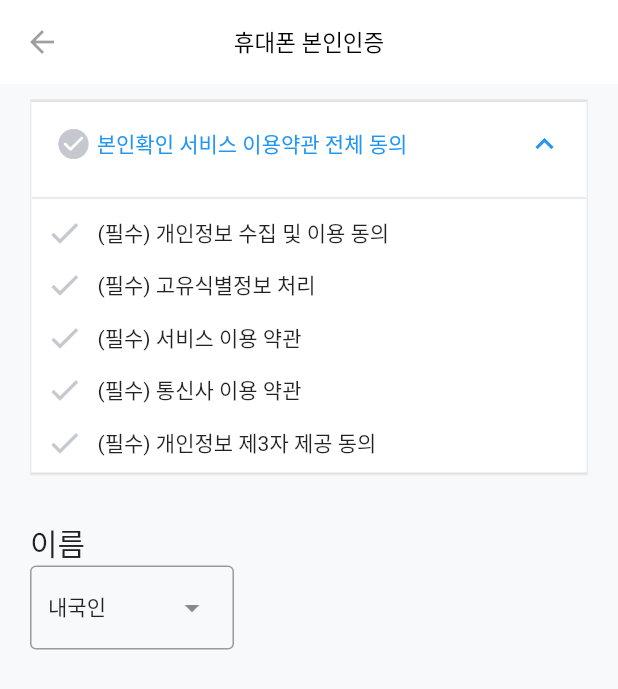
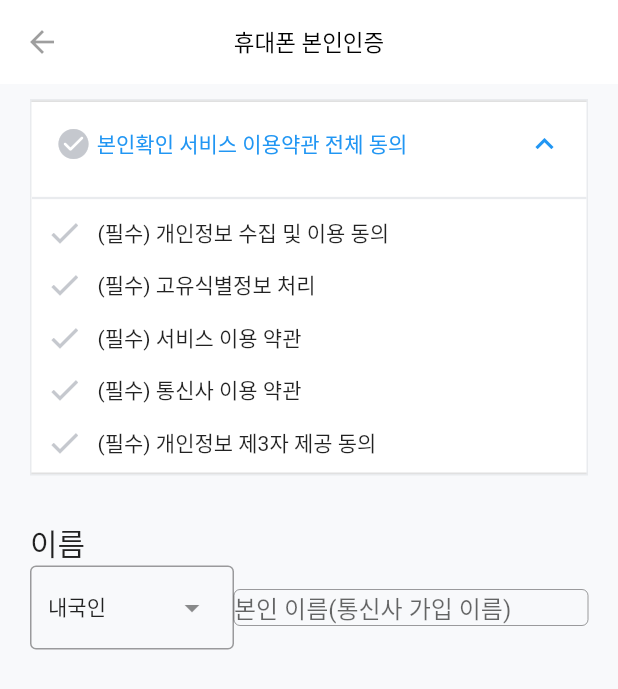
Before and after one commit to Seol-JY/socar-clone, a Flutter app: the screen it shows after launch, on a phone screen of 412 x 824 dp. Shown: the top 689 px of the screen. Run offline on Flutter 3.47's test engine with Material 2 defaults, Android fonts, the phone set to English and light mode, and no system bars.

Commit message:
Feat : TextField 개발 중

```diff
--- a/lib/widgets/register_page/name_input_widget.dart
+++ b/lib/widgets/register_page/name_input_widget.dart
@@ -30,6 +30,15 @@ class _NameInputState extends State<NameInputWidget> {
             return DropdownMenuEntry<String>(value: value, label: value);
           }).toList(),
         ),
+        Expanded(
+          child: TextField(
+            controller: textEditingController,
+            decoration: const InputDecoration.collapsed(
+              hintText: "본인 이름(통신사 가입 이름)",
+              border: OutlineInputBorder(),
+            ),
+          ),
+        ),
       ],
     );
   }
```
